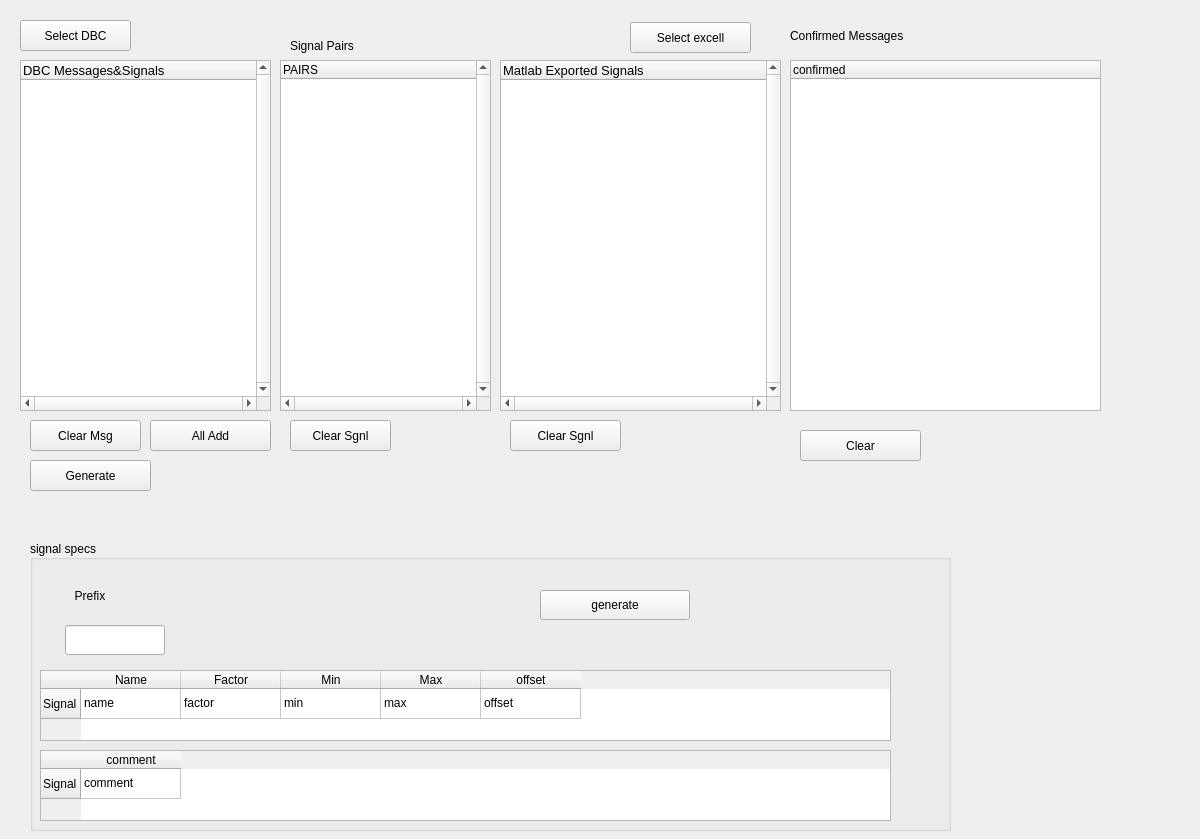
Qt form can.ui (neomehmet/qtgui) before a commit.
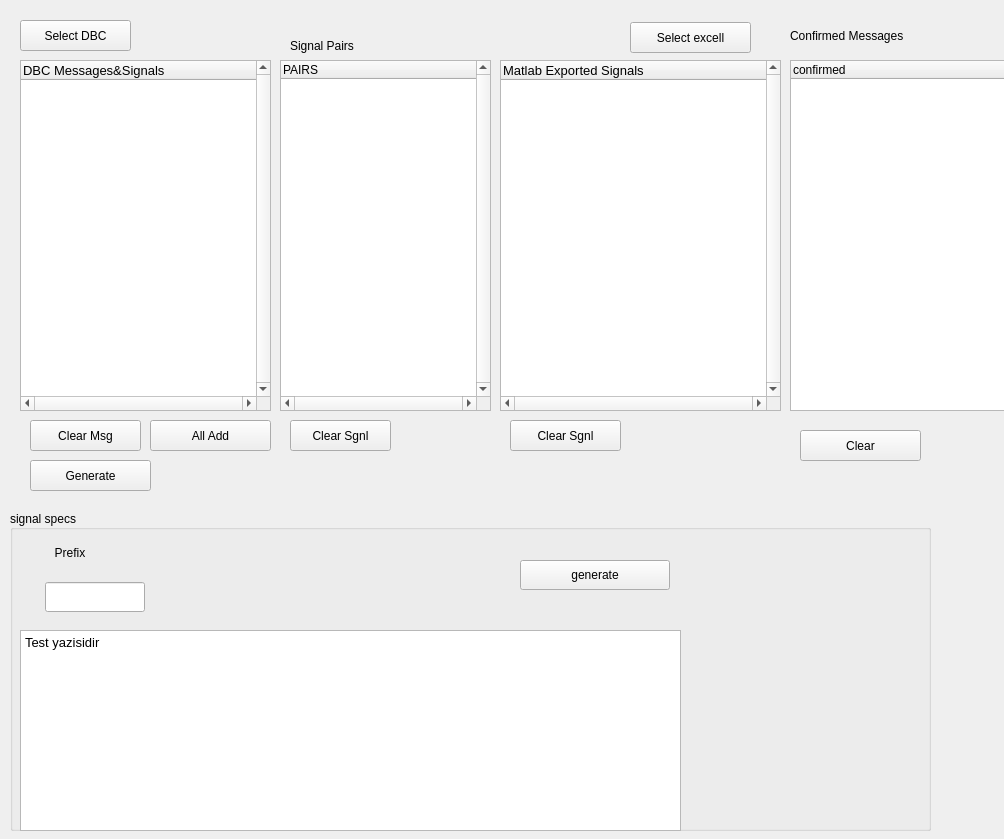
The same form after that commit.

Commit message:
excell class and describes func and open excell
describes function is reorganized, open excell and importing bsw and apsw signals is changed there is a new class added that name is BSWIOData ,
and tablewidgets are remowed changed by textBrowser

Patch:
```diff
--- a/can.ui
+++ b/can.ui
@@ -6,7 +6,7 @@
    <rect>
     <x>0</x>
     <y>0</y>
-    <width>1200</width>
+    <width>1004</width>
     <height>839</height>
    </rect>
   </property>
@@ -147,10 +147,10 @@
   <widget class="QGroupBox" name="groupBox">
    <property name="geometry">
     <rect>
-     <x>30</x>
-     <y>540</y>
+     <x>10</x>
+     <y>510</y>
      <width>921</width>
-     <height>291</height>
+     <height>321</height>
     </rect>
    </property>
    <property name="title">
@@ -163,7 +163,7 @@
     <property name="geometry">
      <rect>
       <x>10</x>
-      <y>33</y>
+      <y>20</y>
       <width>151</width>
       <height>91</height>
      </rect>
@@ -228,164 +228,22 @@
      <string>generate</string>
     </property>
    </widget>
-   <widget class="QTableWidget" name="tableWidget_display_signals">
+   <widget class="QTextBrowser" name="textBrowser">
     <property name="geometry">
      <rect>
       <x>10</x>
-      <y>130</y>
-      <width>851</width>
-      <height>71</height>
+      <y>120</y>
+      <width>661</width>
+      <height>201</height>
      </rect>
     </property>
-    <property name="showGrid">
-     <bool>true</bool>
+    <property name="html">
+     <string>&lt;!DOCTYPE HTML PUBLIC &quot;-//W3C//DTD HTML 4.0//EN&quot; &quot;http://www.w3.org/TR/REC-html40/strict.dtd&quot;&gt;
+&lt;html&gt;&lt;head&gt;&lt;meta name=&quot;qrichtext&quot; content=&quot;1&quot; /&gt;&lt;style type=&quot;text/css&quot;&gt;
+p, li { white-space: pre-wrap; }
+&lt;/style&gt;&lt;/head&gt;&lt;body style=&quot; font-family:'MS Shell Dlg 2'; font-size:10pt; font-weight:400; font-style:normal;&quot;&gt;
+&lt;p style=&quot; margin-top:0px; margin-bottom:0px; margin-left:0px; margin-right:0px; -qt-block-indent:0; text-indent:0px;&quot;&gt;Test yazisidir&lt;/p&gt;&lt;/body&gt;&lt;/html&gt;</string>
     </property>
-    <property name="gridStyle">
-     <enum>Qt::SolidLine</enum>
-    </property>
-    <property name="wordWrap">
-     <bool>false</bool>
-    </property>
-    <attribute name="horizontalHeaderCascadingSectionResizes">
-     <bool>false</bool>
-    </attribute>
-    <attribute name="horizontalHeaderMinimumSectionSize">
-     <number>10</number>
-    </attribute>
-    <attribute name="horizontalHeaderDefaultSectionSize">
-     <number>100</number>
-    </attribute>
-    <attribute name="horizontalHeaderShowSortIndicator" stdset="0">
-     <bool>false</bool>
-    </attribute>
-    <attribute name="horizontalHeaderStretchLastSection">
-     <bool>false</bool>
-    </attribute>
-    <attribute name="verticalHeaderMinimumSectionSize">
-     <number>10</number>
-    </attribute>
-    <attribute name="verticalHeaderDefaultSectionSize">
-     <number>30</number>
-    </attribute>
-    <attribute name="verticalHeaderHighlightSections">
-     <bool>true</bool>
-    </attribute>
-    <row>
-     <property name="text">
-      <string>Signal</string>
-     </property>
-    </row>
-    <column>
-     <property name="text">
-      <string>Name</string>
-     </property>
-    </column>
-    <column>
-     <property name="text">
-      <string>Factor</string>
-     </property>
-    </column>
-    <column>
-     <property name="text">
-      <string>Min</string>
-     </property>
-    </column>
-    <column>
-     <property name="text">
-      <string>Max</string>
-     </property>
-    </column>
-    <column>
-     <property name="text">
-      <string>offset</string>
-     </property>
-    </column>
-    <item row="0" column="0">
-     <property name="text">
-      <string>name</string>
-     </property>
-    </item>
-    <item row="0" column="1">
-     <property name="text">
-      <string>factor</string>
-     </property>
-    </item>
-    <item row="0" column="2">
-     <property name="text">
-      <string>min</string>
-     </property>
-    </item>
-    <item row="0" column="3">
-     <property name="text">
-      <string>max</string>
-     </property>
-    </item>
-    <item row="0" column="4">
-     <property name="text">
-      <string>offset</string>
-     </property>
-    </item>
-   </widget>
-   <widget class="QTableWidget" name="tableWidget_display_signals_2">
-    <property name="geometry">
-     <rect>
-      <x>10</x>
-      <y>210</y>
-      <width>851</width>
-      <height>71</height>
-     </rect>
-    </property>
-    <property name="showGrid">
-     <bool>true</bool>
-    </property>
-    <property name="gridStyle">
-     <enum>Qt::SolidLine</enum>
-    </property>
-    <property name="wordWrap">
-     <bool>false</bool>
-    </property>
-    <property name="columnCount">
-     <number>1</number>
-    </property>
-    <attribute name="horizontalHeaderVisible">
-     <bool>true</bool>
-    </attribute>
-    <attribute name="horizontalHeaderCascadingSectionResizes">
-     <bool>false</bool>
-    </attribute>
-    <attribute name="horizontalHeaderMinimumSectionSize">
-     <number>20</number>
-    </attribute>
-    <attribute name="horizontalHeaderDefaultSectionSize">
-     <number>100</number>
-    </attribute>
-    <attribute name="horizontalHeaderStretchLastSection">
-     <bool>false</bool>
-    </attribute>
-    <attribute name="verticalHeaderMinimumSectionSize">
-     <number>10</number>
-    </attribute>
-    <attribute name="verticalHeaderDefaultSectionSize">
-     <number>30</number>
-    </attribute>
-    <attribute name="verticalHeaderHighlightSections">
-     <bool>true</bool>
-    </attribute>
-    <row>
-     <property name="text">
-      <string>Signal</string>
-     </property>
-    </row>
-    <column>
-     <property name="text">
-      <string>comment</string>
-     </property>
-    </column>
-    <item row="0" column="0">
-     <property name="text">
-      <string>comment</string>
-     </property>
-    </item>
    </widget>
   </widget>
   <widget class="QPushButton" name="pushButton_5_clear_bswio_signals">
```
The commit also changes 2 other files.
